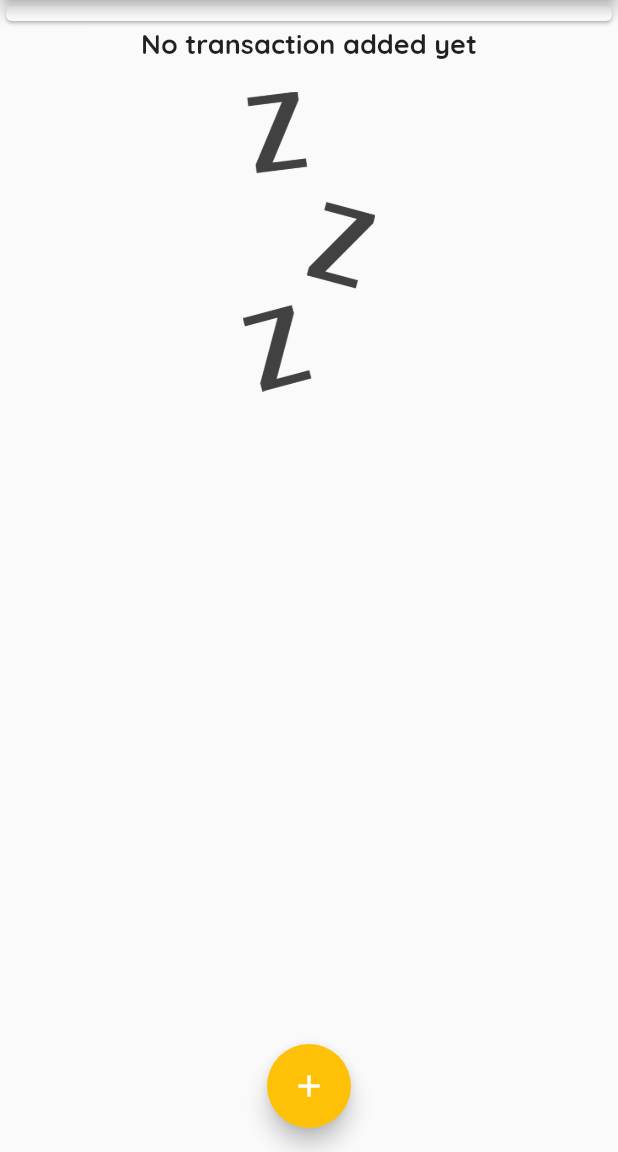
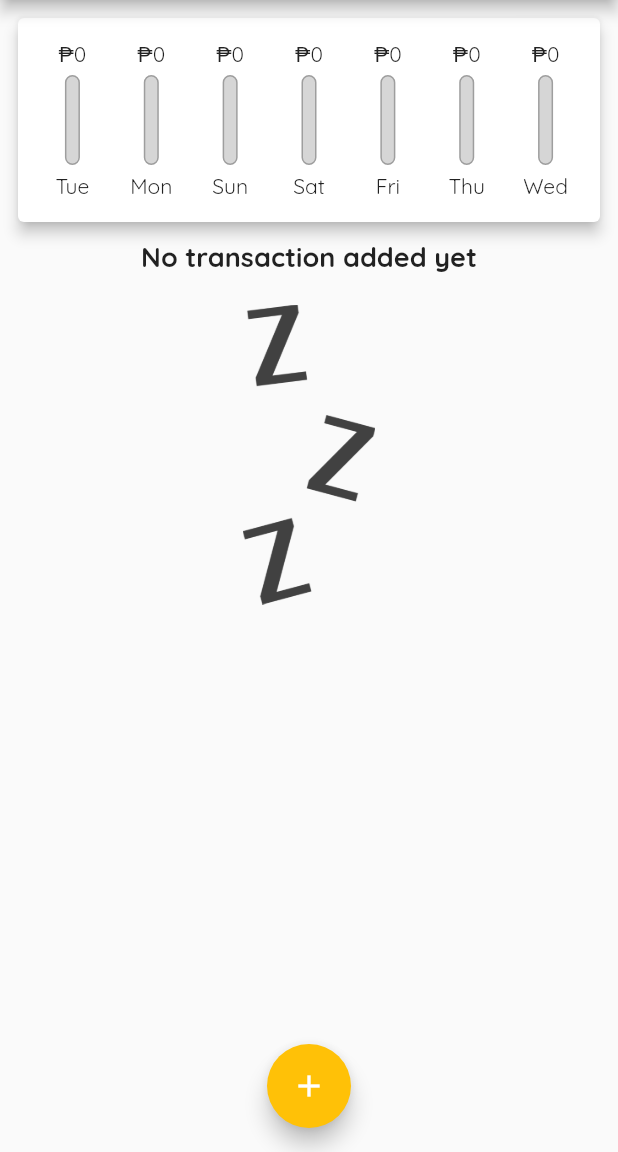
Before and after one commit to martinericksonn/Personal-Expense-Tracker, a Flutter app: the screen it shows after launch, on a phone screen of 412 x 824 dp, the part 84-1236 px from its top. Run offline on Flutter 3.47's test engine with Material 2 defaults, Android fonts, the phone set to English and light mode, and no system bars.

Commit message:
chart complete

```diff
--- a/personal_expense_tracker/lib/components/amounts.dart
+++ b/personal_expense_tracker/lib/components/amounts.dart
@@ -1,14 +1,9 @@
 class Amount {
   final String day;
-  final Object amount;
+  final double amount;
 
   Amount(
     this.day,
     this.amount,
   );
-
-  @override
-  String toString() {
-    return '{title: $this.day,amount:$this.amount}';
-  }
 }
--- a/personal_expense_tracker/lib/main.dart
+++ b/personal_expense_tracker/lib/main.dart
@@ -1,4 +1,4 @@
-// ignore_for_file: prefer_const_constructors, sized_box_for_whitespaceimport 'dart:html';
+// ignore_for_file: prefer_const_constructors, sized_box_for_whitespaceimport 'dart:html';, prefer_const_constructors_in_immutables
 
 import 'dart:ui';
 
@@ -59,7 +59,7 @@ class MyHomePage extends StatefulWidget {
 }
 
 class _MyHomePageState extends State<MyHomePage> {
-  final List<Transaction> _usertransactions = [
+  final List<Transaction> _userTransactions = [
     // Transaction('01', 'Burger', 132.12, DateTime.now()),
     // Transaction('02', 'Fries', 246.31, DateTime.now()),
     // Transaction('03', 'Ice Cream', 152.43, DateTime.now()),
@@ -73,7 +73,7 @@ class _MyHomePageState extends State<MyHomePage> {
       DateTime.now(),
     );
 
-    setState(() => _usertransactions.add(newTransaction));
+    setState(() => _userTransactions.add(newTransaction));
   }
 
   void openAddTransaction(BuildContext context) {
@@ -83,6 +83,14 @@ class _MyHomePageState extends State<MyHomePage> {
         return TransactionForm(_addNewTransaction);
       },
     );
+  }
+
+  List<Transaction> get recentTransaction {
+    return _userTransactions.where((element) {
+      return element.date.isAfter(DateTime.now().subtract(
+        Duration(days: 7),
+      ));
+    }).toList();
   }
 
   @override
@@ -100,14 +108,11 @@ class _MyHomePageState extends State<MyHomePage> {
         body: SingleChildScrollView(
           child: Column(
             children: [
-              Container(
+              SizedBox(
                 width: double.infinity,
-                child: Card(
-                  elevation: 1,
-                  child: Chart(_usertransactions),
-                ),
+                child: Chart(_userTransactions),
               ),
-              TransactionList(_usertransactions)
+              TransactionList(_userTransactions)
             ],
           ),
         ),
--- a/personal_expense_tracker/lib/widgets/tempCodeRunnerFile.dart
+++ /dev/null
@@ -1,3 +0,0 @@
-    for (var item in transactionAmount.toList()) {
-      print(item.toString());
-    }
--- /dev/null
+++ b/personal_expense_tracker/lib/widgets/transaction_bar.dart
@@ -0,0 +1,62 @@
+// ignore_for_file: use_key_in_widget_constructors, prefer_const_constructors_in_immutables, prefer_const_constructors
+
+import 'package:flutter/material.dart';
+
+class ChartBar extends StatelessWidget {
+  final String label;
+  final double spendingAmount;
+  final double percentageOfTotalAmount;
+
+  ChartBar(
+    this.label,
+    this.spendingAmount,
+    this.percentageOfTotalAmount,
+  );
+  @override
+  Widget build(BuildContext context) {
+    return Padding(
+      padding: const EdgeInsets.symmetric(vertical: 5),
+      child: Column(
+        children: [
+          FittedBox(
+            child: Text('₱${spendingAmount.toStringAsFixed(0)}'),
+          ),
+          SizedBox(
+            height: 5,
+          ),
+          SizedBox(
+            height: 60,
+            width: 10,
+            child: Stack(
+              children: [
+                Container(
+                  decoration: BoxDecoration(
+                    border: Border.all(
+                      color: Colors.grey,
+                      width: 1.0,
+                    ),
+                    color: Colors.grey[350],
+                    borderRadius: BorderRadius.circular(10),
+                  ),
+                ),
+                FractionallySizedBox(
+                  heightFactor: percentageOfTotalAmount,
+                  child: Container(
+                    decoration: BoxDecoration(
+                      color: Theme.of(context).copyWith().primaryColor,
+                      borderRadius: BorderRadius.circular(10),
+                    ),
+                  ),
+                )
+              ],
+            ),
+          ),
+          SizedBox(
+            height: 5,
+          ),
+          Text(label),
+        ],
+      ),
+    );
+  }
+}
--- a/personal_expense_tracker/lib/widgets/transaction_chart.dart
+++ b/personal_expense_tracker/lib/widgets/transaction_chart.dart
@@ -3,6 +3,7 @@ import 'package:flutter/material.dart';
 import 'package:intl/intl.dart';
 import 'package:personal_expense_tracker/components/amounts.dart';
 import 'package:personal_expense_tracker/components/transactions.dart';
+import 'package:personal_expense_tracker/widgets/transaction_bar.dart';
 
 class Chart extends StatelessWidget {
   Chart(this.recentTransaction, {Key? key}) : super(key: key);
@@ -13,38 +14,50 @@ class Chart extends StatelessWidget {
       final dayOfWeek = DateTime.now().subtract(
         Duration(days: index),
       );
-      // var recentTransactionResult = recentTransaction
-      //     .where((element) => element.date.day == dayOfWeek.day &&
-      //      element.date.month == dayOfWeek.month &&
-      //      element.date.year == dayOfWeek.year)
-      //     .toList();
-
-      // for (var transaction in recentTransactionResult) {
-      //   sumAmount += transaction.amount;
-      // }
 
       var totalAmount = 0.0;
-      for (var i = 0; i < recentTransaction.length; i++) {
-        if (recentTransaction[i].date.day == dayOfWeek.day &&
-            recentTransaction[i].date.month == dayOfWeek.month &&
-            recentTransaction[i].date.year == dayOfWeek.year) {
-          totalAmount += recentTransaction[i].amount;
-        }
+      var recentTransactionResult = recentTransaction
+          .where((element) =>
+              element.date.day == dayOfWeek.day &&
+              element.date.month == dayOfWeek.month &&
+              element.date.year == dayOfWeek.year)
+          .toList();
+
+      for (var transaction in recentTransactionResult) {
+        totalAmount += transaction.amount;
       }
-      print(DateFormat.E().format(dayOfWeek));
-      return Amount(DateFormat.E().format(dayOfWeek), totalAmount);
+
+      return Amount(
+        DateFormat.E().format(dayOfWeek),
+        totalAmount,
+      );
     });
+  }
+
+  double get totalExpenses {
+    return transactionAmount.fold(
+        0.0, (previousValue, element) => previousValue + element.amount);
   }
 
   @override
   Widget build(BuildContext context) {
-    // print(transactionAmount.toString());
-    // for (var item in transactionAmount.toList()) {
-    //   print(item.toString());
-    // }
     return Card(
-      elevation: 6,
-      margin: EdgeInsets.all(5),
-    );
+        elevation: 4,
+        margin: EdgeInsets.all(12),
+        child: Padding(
+          padding: const EdgeInsets.all(10),
+          child: Row(
+            mainAxisAlignment: MainAxisAlignment.spaceAround,
+            children: transactionAmount.map((data) {
+              return Expanded(
+                child: ChartBar(
+                  data.day,
+                  data.amount,
+                  totalExpenses == 0.0 ? 0.0 : data.amount / totalExpenses,
+                ),
+              );
+            }).toList(),
+          ),
+        ));
   }
 }
```
Also changed, not shown: personal_expense_tracker/lib/widgets/transaction_list.dart (+19 -37 lines).
